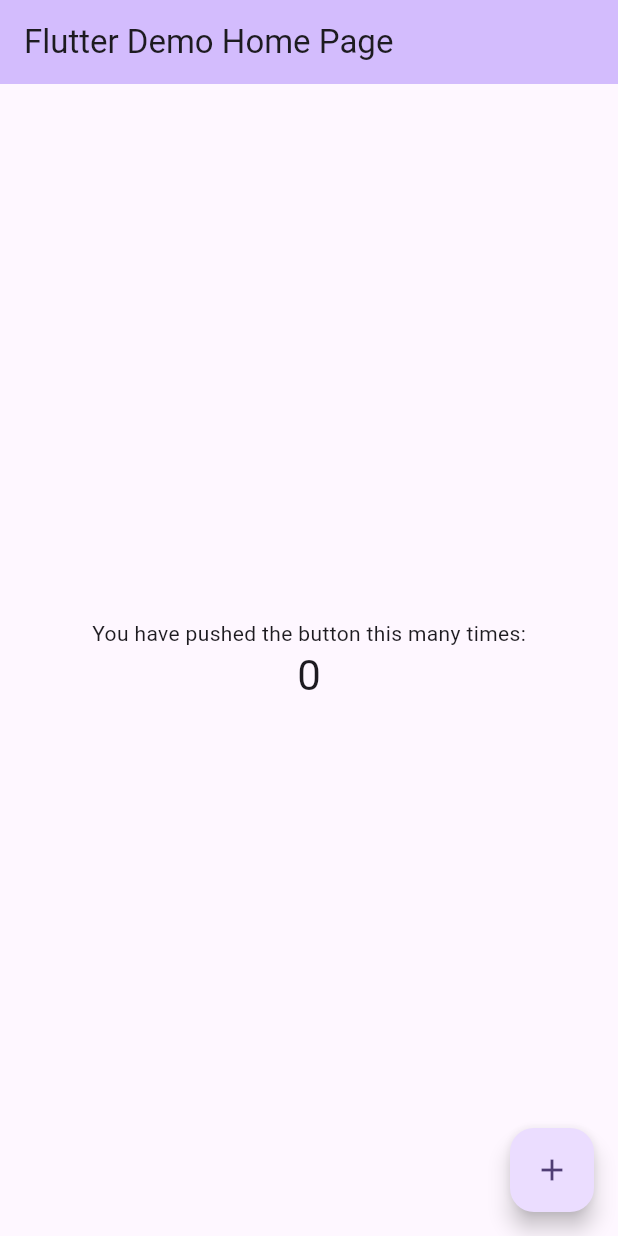
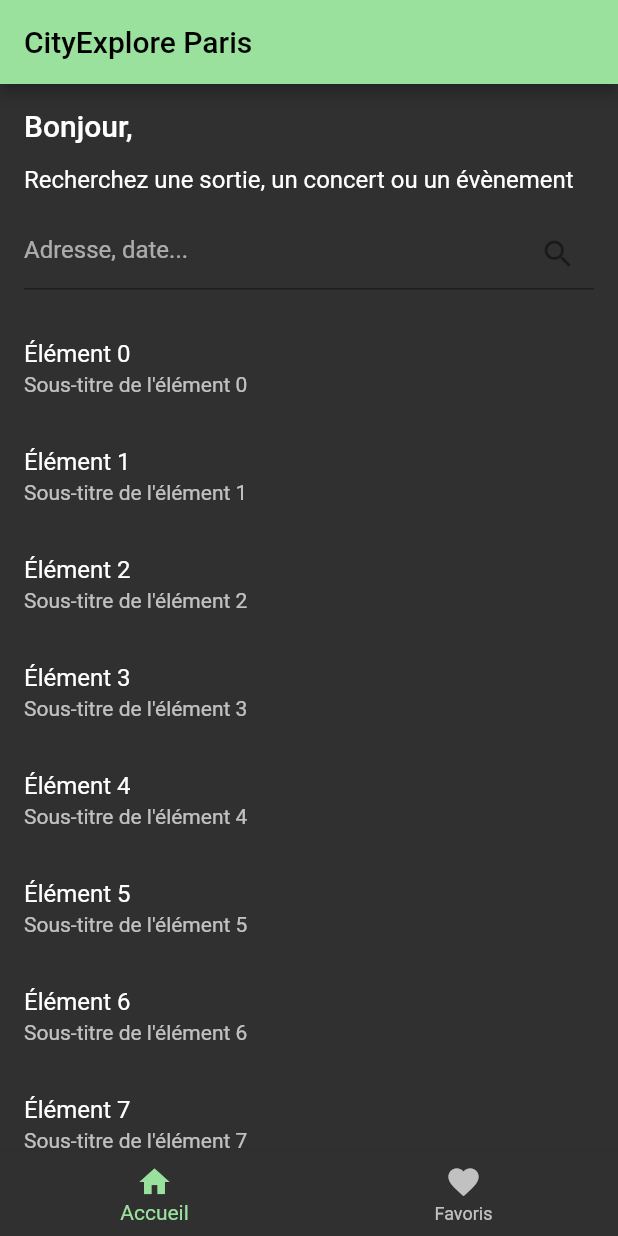
Before and after one commit to bingchillin/3MOC-Flutter-APIsOpenData, a Flutter app: the screen it shows after launch, on a phone screen of 412 x 824 dp. Run offline on Flutter 3.47's test engine with Material 2 defaults, Android fonts, the phone set to English and light mode, and no system bars.

Commit message:
Main interface, no func

```diff
--- a/lib/main.dart
+++ b/lib/main.dart
@@ -1,125 +1,108 @@
 import 'package:flutter/material.dart';
 
 void main() {
-  runApp(const MyApp());
+  runApp(MyApp());
 }
 
 class MyApp extends StatelessWidget {
-  const MyApp({super.key});
+  final MaterialColor customColor = const MaterialColor(
+    0xFF9AE19D,
+    <int, Color>{
+      50: Color(0xFFE1F6E6),
+      100: Color(0xFFB7E7B8),
+      200: Color(0xFF8FD98E),
+      300: Color(0xFF67CA63),
+      400: Color(0xFF41BD45),
+      500: Color(0xFF1CB020),
+      600: Color(0xFF1AA81D),
+      700: Color(0xFF17961A),
+      800: Color(0xFF138417),
+      900: Color(0xFF0E7011),
+    },
+  );
 
-  // This widget is the root of your application.
   @override
   Widget build(BuildContext context) {
+    // Données pour le thème (dark + couleurs vertes) --------------------------
+    final darkTheme = ThemeData.dark().copyWith(
+      colorScheme: ColorScheme.fromSwatch(
+        primarySwatch: customColor,
+      ),
+    );
+
     return MaterialApp(
-      title: 'Flutter Demo',
-      theme: ThemeData(
-        // This is the theme of your application.
-        //
-        // TRY THIS: Try running your application with "flutter run". You'll see
-        // the application has a blue toolbar. Then, without quitting the app,
-        // try changing the seedColor in the colorScheme below to Colors.green
-        // and then invoke "hot reload" (save your changes or press the "hot
-        // reload" button in a Flutter-supported IDE, or press "r" if you used
-        // the command line to start the app).
-        //
-        // Notice that the counter didn't reset back to zero; the application
-        // state is not lost during the reload. To reset the state, use hot
-        // restart instead.
-        //
-        // This works for code too, not just values: Most code changes can be
-        // tested with just a hot reload.
-        colorScheme: ColorScheme.fromSeed(seedColor: Colors.deepPurple),
-        useMaterial3: true,
-      ),
-      home: const MyHomePage(title: 'Flutter Demo Home Page'),
+      title: 'Flutter Interface',
+      theme: darkTheme,
+      home: MyHomePage(),
     );
   }
 }
 
-class MyHomePage extends StatefulWidget {
-  const MyHomePage({super.key, required this.title});
-
-  // This widget is the home page of your application. It is stateful, meaning
-  // that it has a State object (defined below) that contains fields that affect
-  // how it looks.
-
-  // This class is the configuration for the state. It holds the values (in this
-  // case the title) provided by the parent (in this case the App widget) and
-  // used by the build method of the State. Fields in a Widget subclass are
-  // always marked "final".
-
-  final String title;
-
-  @override
-  State<MyHomePage> createState() => _MyHomePageState();
-}
-
-class _MyHomePageState extends State<MyHomePage> {
-  int _counter = 0;
-
-  void _incrementCounter() {
-    setState(() {
-      // This call to setState tells the Flutter framework that something has
-      // changed in this State, which causes it to rerun the build method below
-      // so that the display can reflect the updated values. If we changed
-      // _counter without calling setState(), then the build method would not be
-      // called again, and so nothing would appear to happen.
-      _counter++;
-    });
-  }
-
+class MyHomePage extends StatelessWidget {
   @override
   Widget build(BuildContext context) {
-    // This method is rerun every time setState is called, for instance as done
-    // by the _incrementCounter method above.
-    //
-    // The Flutter framework has been optimized to make rerunning build methods
-    // fast, so that you can just rebuild anything that needs updating rather
-    // than having to individually change instances of widgets.
     return Scaffold(
       appBar: AppBar(
-        // TRY THIS: Try changing the color here to a specific color (to
-        // Colors.amber, perhaps?) and trigger a hot reload to see the AppBar
-        // change color while the other colors stay the same.
-        backgroundColor: Theme.of(context).colorScheme.inversePrimary,
-        // Here we take the value from the MyHomePage object that was created by
-        // the App.build method, and use it to set our appbar title.
-        title: Text(widget.title),
+        title: const Text('CityExplore Paris'),
       ),
-      body: Center(
-        // Center is a layout widget. It takes a single child and positions it
-        // in the middle of the parent.
-        child: Column(
-          // Column is also a layout widget. It takes a list of children and
-          // arranges them vertically. By default, it sizes itself to fit its
-          // children horizontally, and tries to be as tall as its parent.
-          //
-          // Column has various properties to control how it sizes itself and
-          // how it positions its children. Here we use mainAxisAlignment to
-          // center the children vertically; the main axis here is the vertical
-          // axis because Columns are vertical (the cross axis would be
-          // horizontal).
-          //
-          // TRY THIS: Invoke "debug painting" (choose the "Toggle Debug Paint"
-          // action in the IDE, or press "p" in the console), to see the
-          // wireframe for each widget.
-          mainAxisAlignment: MainAxisAlignment.center,
-          children: <Widget>[
-            const Text(
-              'You have pushed the button this many times:',
+      body: Column(
+        crossAxisAlignment: CrossAxisAlignment.start,
+        children: [
+          // Titre + sous-titre ------------------------------------------------
+          Padding(
+            padding: const EdgeInsets.only(bottom: 0.0, left: 16.0, top: 16.0, right: 16.0),
+            child: Column(
+              crossAxisAlignment: CrossAxisAlignment.start,
+              children: [
+                Text(
+                  'Bonjour,',
+                  style: Theme.of(context).textTheme.titleLarge,
+                ),
+                const SizedBox(height: 15),
+                Text(
+                  'Recherchez une sortie, un concert ou un évènement',
+                  style: Theme.of(context).textTheme.titleMedium,
+                ),
+              ],
             ),
-            Text(
-              '$_counter',
-              style: Theme.of(context).textTheme.headlineMedium,
+          ),
+          // Barre de recherche ------------------------------------------------
+          const Padding(
+            padding: EdgeInsets.all(16),
+            child: TextField(
+              decoration: InputDecoration(
+                hintText: 'Adresse, date...',
+                suffixIcon: Icon(Icons.search)
+              ),
             ),
-          ],
-        ),
+          ),
+          // Liste -------------------------------------------------------------
+          Expanded(
+            child: ListView.builder(
+              itemCount: 10,
+              itemBuilder: (context, index) {
+                return ListTile(
+                  title: Text('Élément $index'),
+                  subtitle: Text('Sous-titre de l\'élément $index'),
+                );
+              },
+            ),
+          ),
+        ],
       ),
-      floatingActionButton: FloatingActionButton(
-        onPressed: _incrementCounter,
-        tooltip: 'Increment',
-        child: const Icon(Icons.add),
-      ), // This trailing comma makes auto-formatting nicer for build methods.
+      // Barre de navigation ---------------------------------------------------
+      bottomNavigationBar: BottomNavigationBar(
+        items: const <BottomNavigationBarItem>[
+          BottomNavigationBarItem(
+            icon: Icon(Icons.home),
+            label: 'Accueil',
+          ),
+          BottomNavigationBarItem(
+            icon: Icon(Icons.favorite),
+            label: 'Favoris',
+          ),
+        ],
+      ),
     );
   }
 }
```
